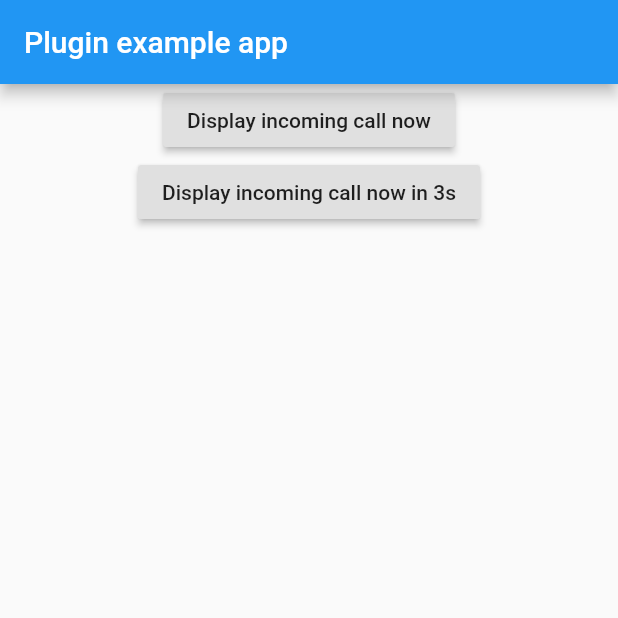
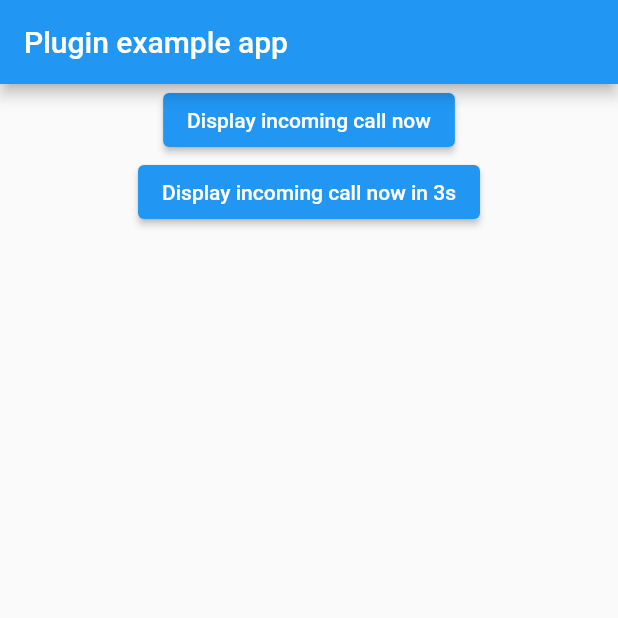
Before and after one commit to flutter-webrtc/callkeep, a Flutter app: the screen it shows after launch, on a phone screen of 412 x 824 dp, the top half of it. Run offline on Flutter 3.47's test engine with Material 2 defaults, Android fonts, the phone set to English and light mode, and no system bars; our stand-ins replace firebase_messaging; accounts and stored records are empty.

Commit message:
example: Use ElevatedButton instead of RaisedButton.

```diff
--- a/example/lib/main.dart
+++ b/example/lib/main.dart
@@ -376,25 +376,25 @@ class _MyAppState extends State<HomePage> {
                   Row(
                     mainAxisAlignment: MainAxisAlignment.center,
                     children: <Widget>[
-                      RaisedButton(
+                      ElevatedButton(
                         onPressed: () async {
                           setOnHold(item.key, !item.value.held);
                         },
                         child: Text(item.value.held ? 'Unhold' : 'Hold'),
                       ),
-                      RaisedButton(
+                      ElevatedButton(
                         onPressed: () async {
                           updateDisplay(item.key);
                         },
                         child: const Text('Display'),
                       ),
-                      RaisedButton(
+                      ElevatedButton(
                         onPressed: () async {
                           setMutedCall(item.key, !item.value.muted);
                         },
                         child: Text(item.value.muted ? 'Unmute' : 'Mute'),
                       ),
-                      RaisedButton(
+                      ElevatedButton(
                         onPressed: () async {
                           hangup(item.key);
                         },
@@ -417,13 +417,13 @@ class _MyAppState extends State<HomePage> {
           child: Column(
             mainAxisAlignment: MainAxisAlignment.start,
             children: [
-              RaisedButton(
+              ElevatedButton(
                 onPressed: () async {
                   displayIncomingCall('10086');
                 },
                 child: const Text('Display incoming call now'),
               ),
-              RaisedButton(
+              ElevatedButton(
                 onPressed: () async {
                   displayIncomingCallDelayed('10086');
                 },
```
